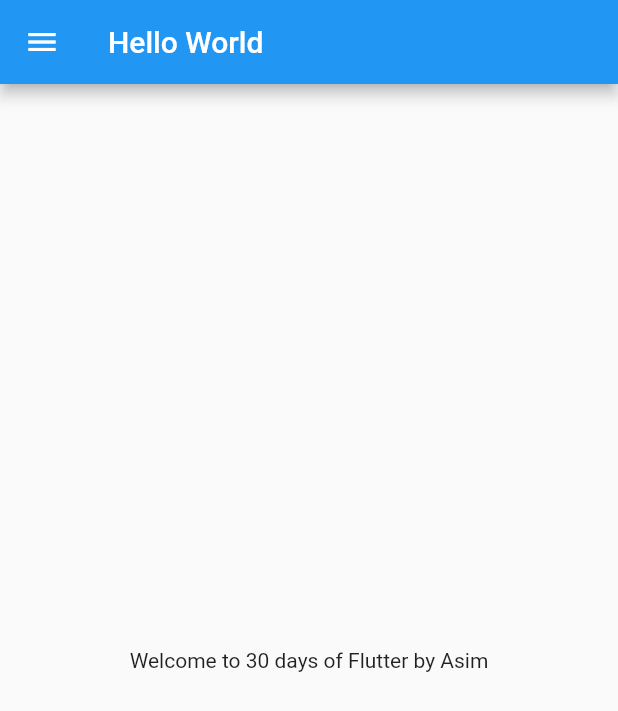
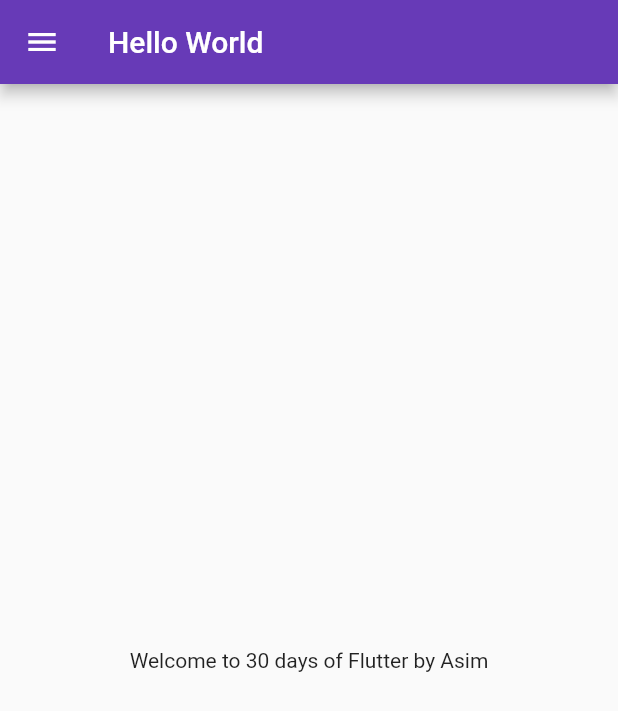
Before and after one commit to Asim-2000/Fluttering, a Flutter app: the screen it shows after launch, on a phone screen of 412 x 824 dp. Shown: the top 711 px of the screen. Run offline on Flutter 3.47's test engine with Material 2 defaults, Android fonts, the phone set to English and light mode, and no system bars.

```diff
--- a/lib/main.dart
+++ b/lib/main.dart
@@ -1,4 +1,5 @@
-import 'package:FirstProject/home_page.dart';
+import 'package:FirstProject/pages/home_page.dart';
+import 'package:FirstProject/pages/login_page.dart';
 import 'package:flutter/material.dart';
 
 void main() {
@@ -9,7 +10,6 @@ class MyApp extends StatelessWidget {
   // This widget is the root of your application.
   @override
   Widget build(BuildContext context) {
-
     double pi = 3.14;
     bool isMale = true;
     num temp = 30.5; // num can take int as well as double
@@ -18,13 +18,21 @@ class MyApp extends StatelessWidget {
     var numDays = 5;
 
     const const_pi = 3.14; // Can't change
-    final list = [1,2,3,4]; //See difference between const and final
+    final list = [1, 2, 3, 4]; //See difference between const and final
 
-
-
-      return MaterialApp(
-        home:HomePage()
-      );
-
+    return MaterialApp(
+      // home: HomePage(),
+      themeMode: ThemeMode.light,
+      theme: ThemeData(primarySwatch: Colors.deepPurple),
+      darkTheme: ThemeData(
+        brightness: Brightness.dark,
+      ),
+      initialRoute: "home",
+      routes: {
+        "/": (context) => Loginpage(),
+        "home": (context) => HomePage(),
+        "/login": (context) => Loginpage()
+      },
+    );
   }
 }
```
Also changed, not shown: lib/pages/login_page.dart (added, +16 -0 lines), lib/pages/home_page.dart (renamed from lib/home_page.dart).
